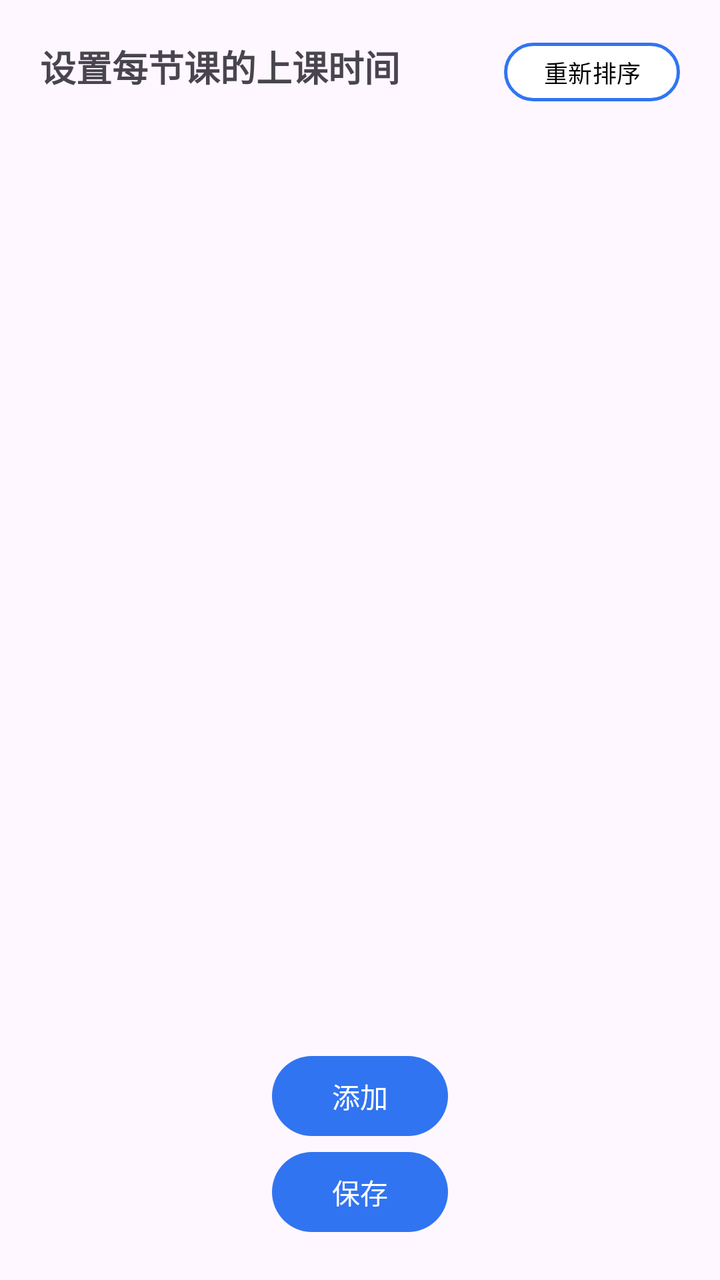
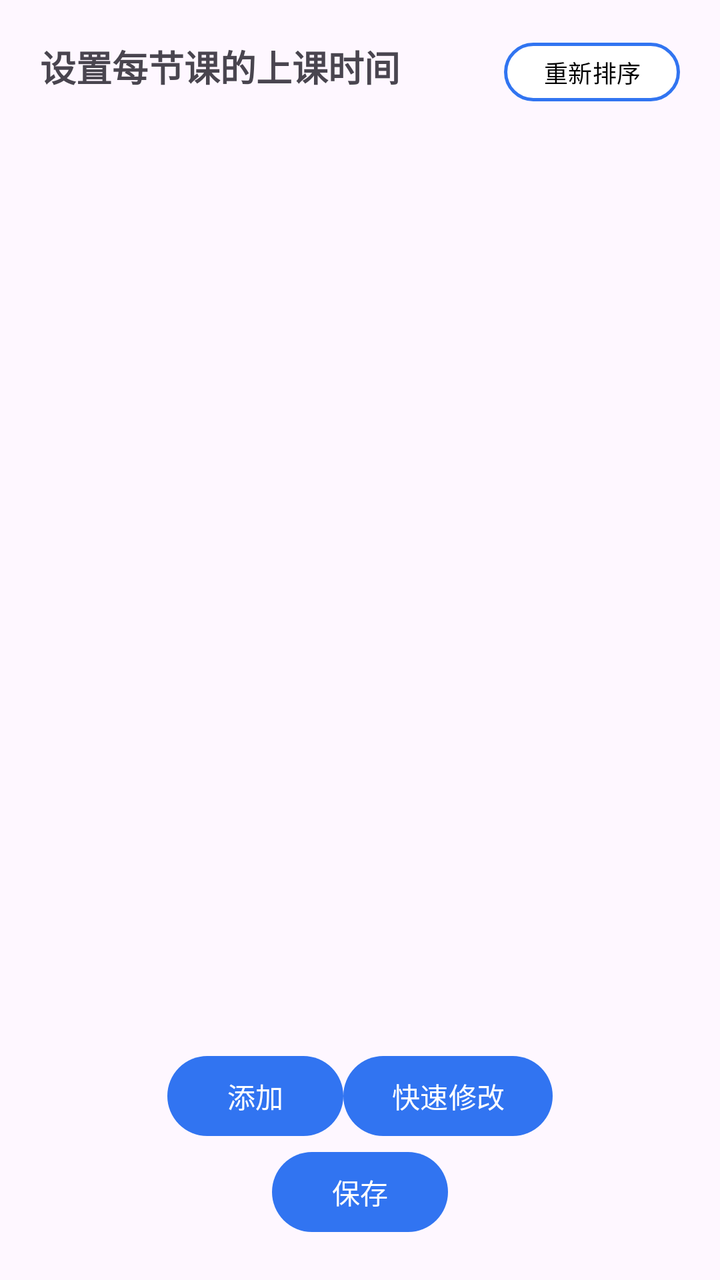

The first picture is an Android layout as it rendered before a commit; the second is the same layout after the commit. The layout source and the unified diff follow.
<!-- AndroidManifest.xml: application theme Theme.ClassSchedule -->
<!-- res/layout/dialog_set_start_times.xml -->
<?xml version="1.0" encoding="utf-8"?>
<androidx.constraintlayout.widget.ConstraintLayout
        xmlns:android="http://schemas.android.com/apk/res/android"
        xmlns:app="http://schemas.android.com/apk/res-auto"
        android:layout_width="match_parent"
        android:layout_height="wrap_content"
        android:padding="20dp">
    
    <TextView
            android:id="@+id/tv_dialog_title"
            android:layout_width="wrap_content"
            android:layout_height="wrap_content"
            android:text="@string/set_start_times"
            android:textSize="18sp"
            android:textStyle="bold"
            app:layout_constraintTop_toTopOf="parent"
            app:layout_constraintStart_toStartOf="parent"/>
    
    <com.google.android.material.button.MaterialButton
            android:id="@+id/btn_sort"
            style="@style/Widget.Material3.Button.OutlinedButton"
            android:layout_width="wrap_content"
            android:layout_height="wrap_content"
            android:text="@string/sort_lessons"
            android:textSize="12sp"
            android:textColor="@color/black"
            android:paddingHorizontal="10dp"
            android:minHeight="30dp"
            android:insetTop="5dp"
            android:insetBottom="0dp"
            app:cornerRadius="20dp"
            app:strokeColor="@color/main_theme"
            app:strokeWidth="1.5dp"
            app:backgroundTint="@color/white"
            app:iconTint="@color/main_theme"
            app:rippleColor="#20000000"
            app:layout_constraintTop_toTopOf="@id/tv_dialog_title"
            app:layout_constraintBottom_toBottomOf="@id/tv_dialog_title"
            app:layout_constraintEnd_toEndOf="parent"/>
    
    <androidx.core.widget.NestedScrollView
            android:id="@+id/scroll_view"
            android:layout_width="0dp"
            android:layout_height="wrap_content"
            android:layout_marginTop="16dp"
            android:layout_marginBottom="12dp"
            app:layout_constrainedHeight="true"
            app:layout_constraintTop_toBottomOf="@id/tv_dialog_title"
            app:layout_constraintBottom_toTopOf="@id/btn_add"
            app:layout_constraintStart_toStartOf="parent"
            app:layout_constraintEnd_toEndOf="parent">
        
        <LinearLayout
                android:id="@+id/ll_set_start_times"
                android:layout_width="match_parent"
                android:layout_height="wrap_content"
                android:orientation="vertical">
        </LinearLayout>
    </androidx.core.widget.NestedScrollView>
    
    <com.google.android.material.button.MaterialButton
            android:id="@+id/btn_add"
            android:layout_width="wrap_content"
            android:layout_height="wrap_content"
            android:text="@string/add"
            app:cornerRadius="20dp"
            app:backgroundTint="@color/main_theme"
            app:layout_constraintBottom_toTopOf="@id/btn_save"
            app:layout_constraintStart_toStartOf="parent"
            app:layout_constraintEnd_toEndOf="parent"/>
    
    <com.google.android.material.button.MaterialButton
            android:id="@+id/btn_save"
            android:layout_width="wrap_content"
            android:layout_height="wrap_content"
            android:text="@string/save"
            app:cornerRadius="20dp"
            app:backgroundTint="@color/main_theme"
            app:layout_constraintBottom_toBottomOf="parent"
            app:layout_constraintStart_toStartOf="parent"
            app:layout_constraintEnd_toEndOf="parent"/>

</androidx.constraintlayout.widget.ConstraintLayout>
<!-- resources referenced by this layout -->
<resources>
  <color name="black">#FF000000</color>
  <color name="main_theme">#3174F1</color>
  <color name="white">#FFFFFFFF</color>
  <string name="add">添加</string>
  <string name="save">保存</string>
  <string name="set_start_times">设置每节课的上课时间</string>
  <string name="sort_lessons">重新排序</string>
  <style name="Theme.ClassSchedule" parent="Theme.Material3.DayNight.NoActionBar">
          
          <item name="colorPrimary">@color/purple_500</item>
          <item name="colorPrimaryVariant">@color/purple_700</item>
          <item name="colorOnPrimary">@color/white</item>
          
          <item name="colorSecondary">@color/teal_200</item>
          <item name="colorSecondaryVariant">@color/teal_700</item>
          <item name="colorOnSecondary">@color/black</item>
          
          <item name="android:statusBarColor">?attr/colorPrimaryVariant</item>
          
      </style>
  <color name="purple_500">#FF6200EE</color>
  <color name="purple_700">#FF3700B3</color>
  <color name="teal_200">#FF03DAC5</color>
  <color name="teal_700">#FF018786</color>
</resources>

<!-- the commit's change to res/layout/dialog_set_start_times.xml (unified diff, before → after) -->
@@ -46,7 +46,7 @@
             android:layout_marginBottom="12dp"
             app:layout_constrainedHeight="true"
             app:layout_constraintTop_toBottomOf="@id/tv_dialog_title"
-            app:layout_constraintBottom_toTopOf="@id/btn_add"
+            app:layout_constraintBottom_toTopOf="@+id/ll_add"
             app:layout_constraintStart_toStartOf="parent"
             app:layout_constraintEnd_toEndOf="parent">
         
@@ -58,16 +58,32 @@
         </LinearLayout>
     </androidx.core.widget.NestedScrollView>
     
-    <com.google.android.material.button.MaterialButton
-            android:id="@+id/btn_add"
-            android:layout_width="wrap_content"
-            android:layout_height="wrap_content"
-            android:text="@string/add"
-            app:cornerRadius="20dp"
-            app:backgroundTint="@color/main_theme"
-            app:layout_constraintBottom_toTopOf="@id/btn_save"
-            app:layout_constraintStart_toStartOf="parent"
-            app:layout_constraintEnd_toEndOf="parent"/>
+    <LinearLayout android:layout_width="match_parent" android:layout_height="wrap_content"
+                  android:id="@+id/ll_add"
+                  android:orientation="horizontal"
+                  android:gravity="center"
+                  app:layout_constraintBottom_toTopOf="@+id/btn_save"
+                  app:layout_constraintStart_toStartOf="parent"
+                  app:layout_constraintEnd_toEndOf="parent">
+        <com.google.android.material.button.MaterialButton
+                android:id="@+id/btn_add"
+                android:layout_width="wrap_content"
+                android:layout_height="wrap_content"
+                android:text="@string/add"
+                app:cornerRadius="20dp"
+                app:backgroundTint="@color/main_theme"
+                app:layout_constraintBottom_toTopOf="@id/btn_save"/>
+        
+        <com.google.android.material.button.MaterialButton
+                android:id="@+id/btn_quick_set_start_times"
+                android:layout_width="wrap_content"
+                android:layout_height="wrap_content"
+                android:text="@string/quick_set"
+                app:cornerRadius="20dp"
+                app:backgroundTint="@color/main_theme"/>
+    </LinearLayout>
+    
+    
     
     <com.google.android.material.button.MaterialButton
             android:id="@+id/btn_save"
<!-- resource entries referenced after the edit -->
@@ -4,6 +4,7 @@
   <color name="main_theme">#3174F1</color>
   <color name="white">#FFFFFFFF</color>
   <string name="add">添加</string>
+  <string name="quick_set">快速修改</string>
   <string name="save">保存</string>
   <string name="set_start_times">设置每节课的上课时间</string>
   <string name="sort_lessons">重新排序</string>
